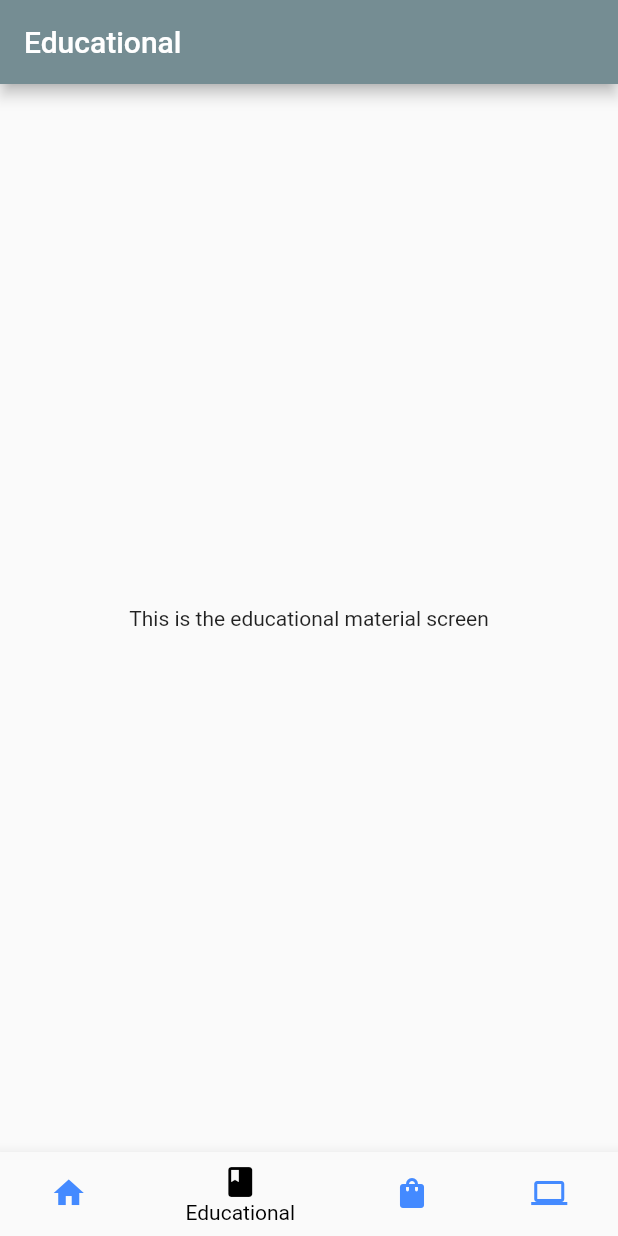
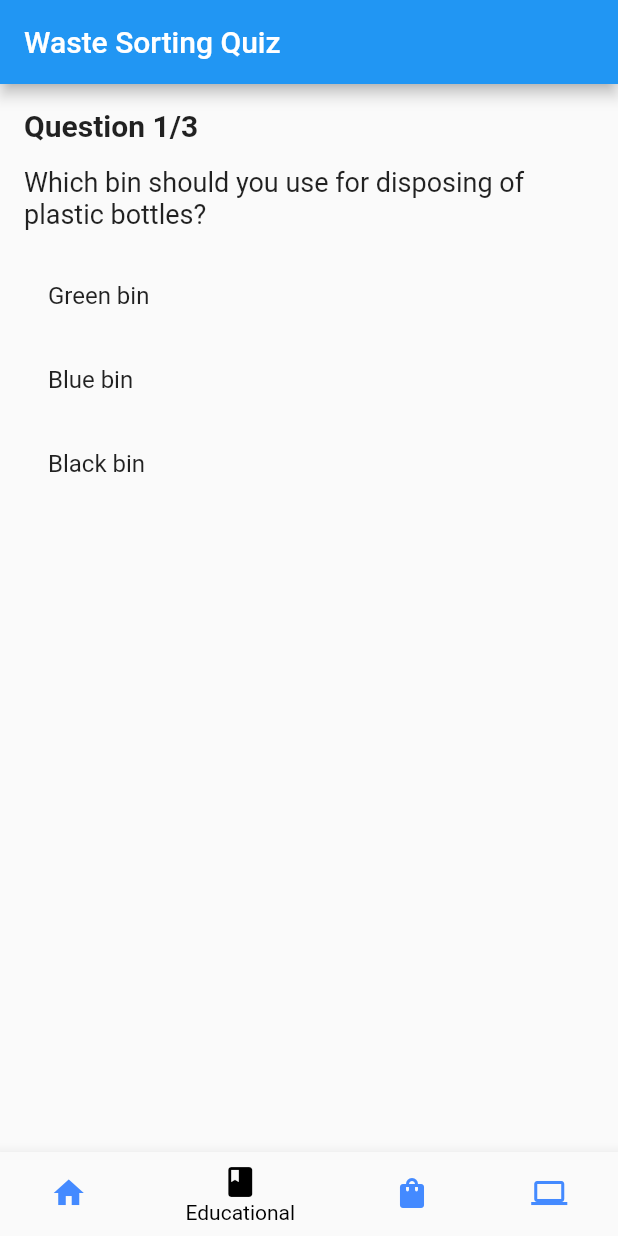
Before and after one commit to tasneemfyroos/SortItOut-App, a Flutter app: the screen it shows after launch, item 2 of the bottom bar chosen, on a phone screen of 412 x 824 dp. Run offline on Flutter 3.47's test engine with Material 2 defaults, Android fonts, the light colour scheme and no system bars; our stand-ins replace image_picker.

Commit message:
added a waste sorting quiz to educational tab

```diff
--- a/App/lib/main.dart
+++ b/App/lib/main.dart
@@ -42,7 +42,7 @@ class _MyAppState extends State<MyApp> {
 
   final List<Widget> _screens = [
     ImageCaptureScreen(),
-    Educational(),
+    WasteSortingQuiz(),
     ClothingDisposal(),
     EwasteDisposal(),
   ];
--- a/App/lib/screens/educational.dart
+++ b/App/lib/screens/educational.dart
@@ -1,15 +1,156 @@
 import 'package:flutter/material.dart';
 
-class Educational extends StatelessWidget {
+
+class WasteSortingQuiz extends StatelessWidget {
+  @override
+  Widget build(BuildContext context) {
+    return MaterialApp(
+      title: 'Waste Sorting Quiz',
+      theme: ThemeData(
+        primarySwatch: Colors.blue,
+      ),
+      home: QuizPage(),
+    );
+  }
+}
+
+class QuizPage extends StatefulWidget {
+  @override
+  _QuizPageState createState() => _QuizPageState();
+}
+
+class _QuizPageState extends State<QuizPage> {
+  int currentQuestionIndex = 0;
+  int score = 0;
+  bool isAnswered = false;
+  bool isCorrect = false;
+
+  List<Question> questions = [
+    Question(
+      'Which bin should you use for disposing of plastic bottles?',
+      ['Green bin', 'Blue bin', 'Black bin'],
+      1,
+    ),
+    Question(
+      'What should you do with used batteries?',
+      ['Recycle them', 'Throw them in the trash', 'Compost them'],
+      0,
+    ),
+    Question(
+      'Which bin should you use for paper and cardboard?',
+      ['Green bin', 'Blue bin', 'Black bin'],
+      1,
+    ),
+  ];
+
+  void checkAnswer(int selectedIndex) {
+    if (!isAnswered) {
+      bool correct = selectedIndex == questions[currentQuestionIndex].correctAnswerIndex;
+      if (correct) {
+        score++;
+      }
+
+      setState(() {
+        isAnswered = true;
+        isCorrect = correct;
+      });
+
+      Future.delayed(Duration(seconds: 2), () {
+        setState(() {
+          isAnswered = false;
+          isCorrect = false;
+          if (currentQuestionIndex < questions.length - 1) {
+            currentQuestionIndex++;
+          } else {
+            showResultDialog();
+          }
+        });
+      });
+    }
+  }
+
+  void showResultDialog() {
+    showDialog(
+      context: context,
+      builder: (BuildContext context) {
+        return AlertDialog(
+          title: Text('Quiz Complete'),
+          content: Text('Your score: $score/${questions.length}'),
+          actions: [
+            TextButton(
+              child: Text('Restart'),
+              onPressed: () {
+                setState(() {
+                  currentQuestionIndex = 0;
+                  score = 0;
+                });
+                Navigator.of(context).pop();
+              },
+            ),
+          ],
+        );
+      },
+    );
+  }
+
   @override
   Widget build(BuildContext context) {
     return Scaffold(
       appBar: AppBar(
-        title: Text('Educational'),
+        title: Text('Waste Sorting Quiz'),
       ),
-      body: Center(
-        child: Text('This is the educational material screen'),
+      body: Padding(
+        padding: EdgeInsets.all(16.0),
+        child: Column(
+          crossAxisAlignment: CrossAxisAlignment.stretch,
+          children: [
+            Text(
+              'Question ${currentQuestionIndex + 1}/${questions.length}',
+              style: TextStyle(fontSize: 20.0, fontWeight: FontWeight.bold),
+            ),
+            SizedBox(height: 16.0),
+            Text(
+              questions[currentQuestionIndex].questionText,
+              style: TextStyle(fontSize: 18.0),
+            ),
+            SizedBox(height: 16.0),
+            Column(
+              children: [
+                for (int i = 0; i < questions[currentQuestionIndex].choices.length; i++)
+                  ListTile(
+                    title: Text(questions[currentQuestionIndex].choices[i]),
+                    onTap: () => checkAnswer(i),
+                    tileColor: isAnswered && i == questions[currentQuestionIndex].correctAnswerIndex
+                        ? Colors.green
+                        : isAnswered && i != questions[currentQuestionIndex].correctAnswerIndex
+                            ? Colors.red
+                            : null,
+                  ),
+              ],
+            ),
+            SizedBox(height: 16.0),
+            Visibility(
+              visible: isAnswered,
+              child: Text(
+                isCorrect ? 'Correct!' : 'Wrong!',
+                style: TextStyle(
+                  fontSize: 18.0,
+                  fontWeight: FontWeight.bold,
+                  color: isCorrect ? Colors.green : Colors.red,
+                ),
+              ),
+            ),
+          ],
+        ),
       ),
     );
   }
 }
+
+class Question {
+  final String questionText;
+  final List<String> choices;
+  final int correctAnswerIndex;
+
+  Question(this.questionText, this.choices, this.correctAnswerIndex);
+}
```
